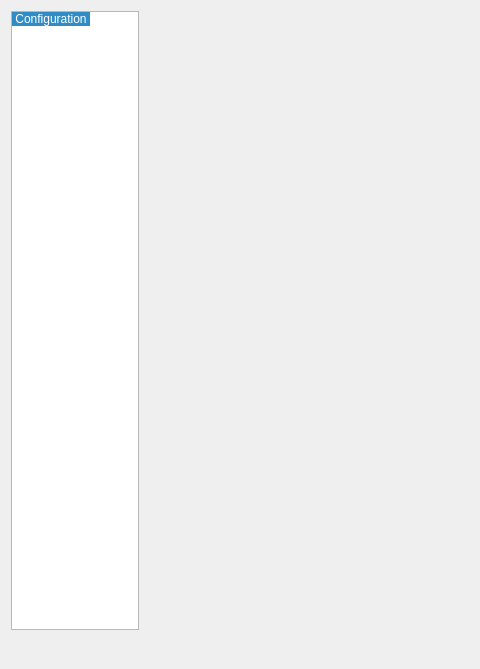
Before: the Qt Designer form src/app/tape/dialogs/dialogtapepreferences.ui in dismine/valentina, drawn with Qt 5; both pictures show x 0 to 480 and y 0 to 669 of the 831 by 669 pixel window.
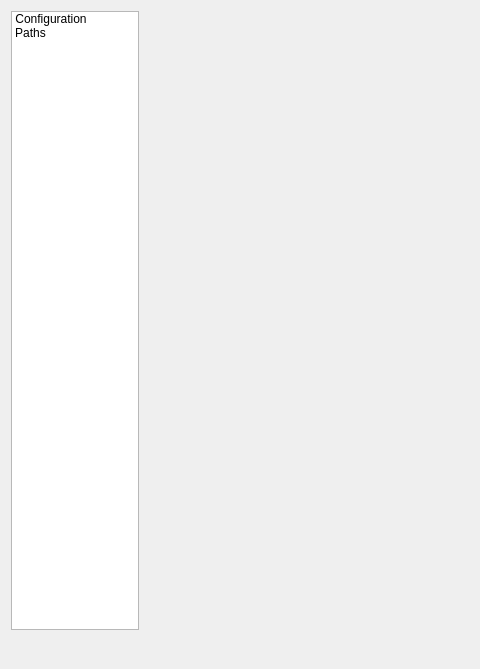
After: the same form once the commit is applied. Icons and pictures are not drawn.

Commit message: Default path to known measurements.

The edit to the form file:
```diff
--- a/src/app/tape/dialogs/dialogtapepreferences.ui
+++ b/src/app/tape/dialogs/dialogtapepreferences.ui
@@ -53,7 +53,7 @@
         <enum>QListView::IconMode</enum>
        </property>
        <property name="currentRow">
-        <number>0</number>
+        <number>-1</number>
        </property>
        <item>
         <property name="text">
@@ -70,6 +70,21 @@
          <set>ItemIsSelectable|ItemIsUserCheckable|ItemIsEnabled</set>
         </property>
        </item>
+       <item>
+        <property name="text">
+         <string>Paths</string>
+        </property>
+        <property name="textAlignment">
+         <set>AlignCenter</set>
+        </property>
+        <property name="icon">
+         <iconset resource="../../../libs/vmisc/share/resources/icon.qrc">
+          <normaloff>:/icon/path_config.png</normaloff>:/icon/path_config.png</iconset>
+        </property>
+        <property name="flags">
+         <set>ItemIsSelectable|ItemIsEnabled</set>
+        </property>
+       </item>
       </widget>
      </item>
      <item>
```
The commit also changes 8 other files.
